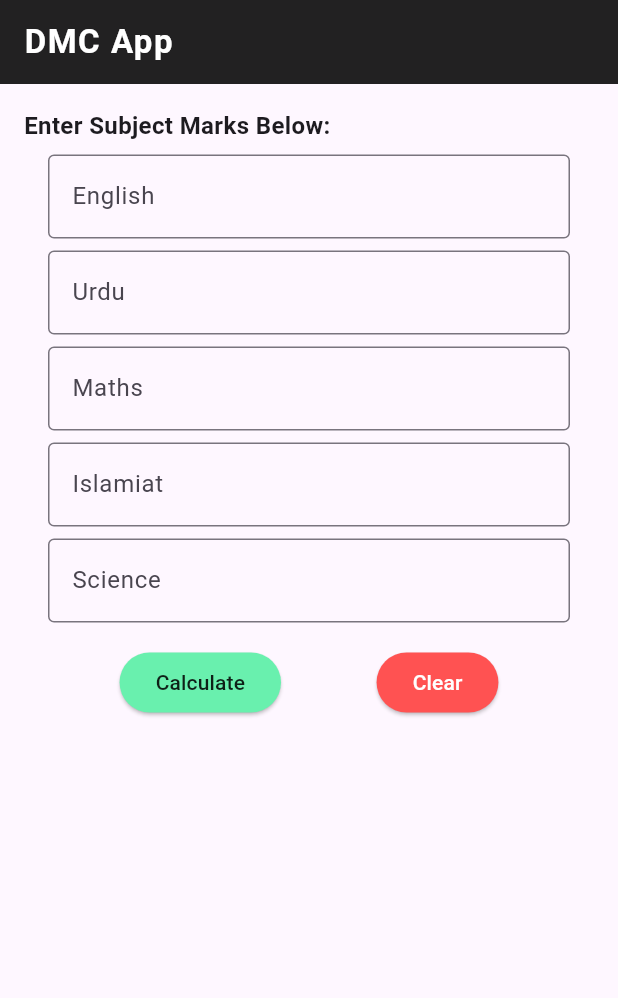
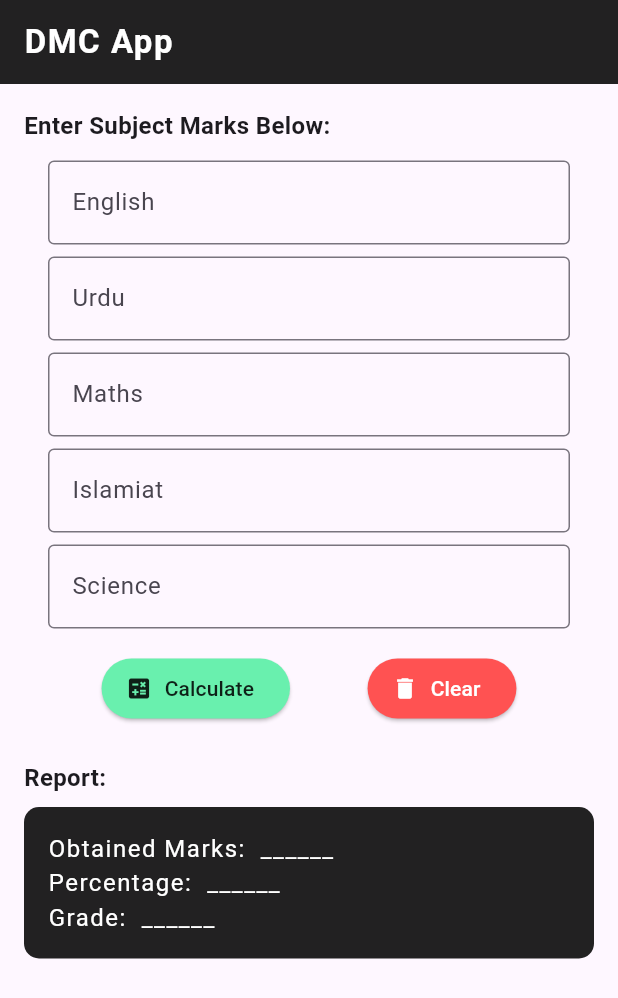
Before and after one commit to abdullah-works/DECODE-assignment-04, a Flutter app: the screen it shows after launch, on a phone screen of 412 x 824 dp. Shown: the top 998 px of the screen. Run offline on Flutter 3.47's test engine with Material 3 defaults, Android fonts, the phone set to English and light mode, and no system bars.

Commit message:
Calculate & Clear logic is added
Used ElevatedButton.icon for both and implemented the logic for calculating the obtained marks, percentage and finally, grade based on the marks provided for the subjects plus clearing the Form logic or resetting it.

```diff
--- a/lib/screens/home_screen.dart
+++ b/lib/screens/home_screen.dart
@@ -12,6 +12,24 @@ class _HomeScreenState extends State<HomeScreen> {
   GlobalKey<FormState> formKey = GlobalKey<FormState>();
 
   late int num1, num2, num3, num4, num5;
+
+  int obtainedMarks = 0;
+  late double percentage;
+  late String grade;
+
+  String calculateGrade(double percentage) {
+    if (percentage >= 80) {
+      return 'A1';
+    } else if (percentage >= 70) {
+      return 'A';
+    } else if (percentage >= 60) {
+      return 'B';
+    } else if (percentage >= 40) {
+      return 'C';
+    } else {
+      return 'F';
+    }
+  }
 
   @override
   Widget build(BuildContext context) {
@@ -40,7 +58,7 @@ class _HomeScreenState extends State<HomeScreen> {
                   fontWeight: FontWeight.bold,
                 ),
               ),
-              const SizedBox(height: 8),
+              const SizedBox(height: 12),
               Padding(
                 padding: const EdgeInsets.symmetric(horizontal: 16),
                 child: Column(
@@ -146,23 +164,83 @@ class _HomeScreenState extends State<HomeScreen> {
               Row(
                 mainAxisAlignment: MainAxisAlignment.spaceEvenly,
                 children: [
-                  ElevatedButton(
+                  ElevatedButton.icon(
                     style: ElevatedButton.styleFrom(
                       backgroundColor: Colors.greenAccent,
                       foregroundColor: Colors.black87,
                     ),
-                    onPressed: () {},
-                    child: const Text('Calculate'),
+                    onPressed: () {
+                      if (formKey.currentState!.validate()) {
+                        setState(() {
+                          obtainedMarks = num1 + num2 + num3 + num4 + num5;
+                          percentage = (obtainedMarks / 500) * 100;
+                          grade = calculateGrade(percentage);
+                        });
+                      }
+                    },
+                    label: const Text('Calculate'),
+                    icon: const Icon(Icons.calculate),
                   ),
-                  ElevatedButton(
+                  ElevatedButton.icon(
                     style: ElevatedButton.styleFrom(
                       backgroundColor: Colors.redAccent,
                       foregroundColor: Colors.white,
                     ),
-                    onPressed: () {},
-                    child: const Text('Clear'),
+                    onPressed: () {
+                      formKey.currentState!.reset();
+                      setState(() {
+                        obtainedMarks = 0;
+                      });
+                    },
+                    label: const Text('Clear'),
+                    icon: const Icon(Icons.delete),
                   ),
                 ],
+              ),
+              const SizedBox(height: 24),
+              const Text(
+                'Report:',
+                style: TextStyle(
+                  fontSize: 16,
+                  fontWeight: FontWeight.bold,
+                ),
+              ),
+              const SizedBox(height: 8),
+              Container(
+                padding: const EdgeInsets.all(16),
+                decoration: BoxDecoration(
+                  color: Colors.black87,
+                  borderRadius: BorderRadius.circular(10),
+                ),
+                child: Column(
+                  crossAxisAlignment: CrossAxisAlignment.start,
+                  children: [
+                    Text(
+                      'Obtained Marks: ${(obtainedMarks == 0) ? ' ______' : '$obtainedMarks/500'}',
+                      style: const TextStyle(
+                        color: Colors.white,
+                        fontSize: 16,
+                        letterSpacing: 1,
+                      ),
+                    ),
+                    Text(
+                      'Percentage: ${(obtainedMarks == 0) ? ' ______' : '${percentage.floorToDouble()}%'}',
+                      style: const TextStyle(
+                        color: Colors.white,
+                        fontSize: 16,
+                        letterSpacing: 1,
+                      ),
+                    ),
+                    Text(
+                      'Grade: ${(obtainedMarks == 0) ? ' ______' : grade}',
+                      style: const TextStyle(
+                        color: Colors.white,
+                        fontSize: 16,
+                        letterSpacing: 1,
+                      ),
+                    ),
+                  ],
+                ),
               ),
             ],
           ),
```
